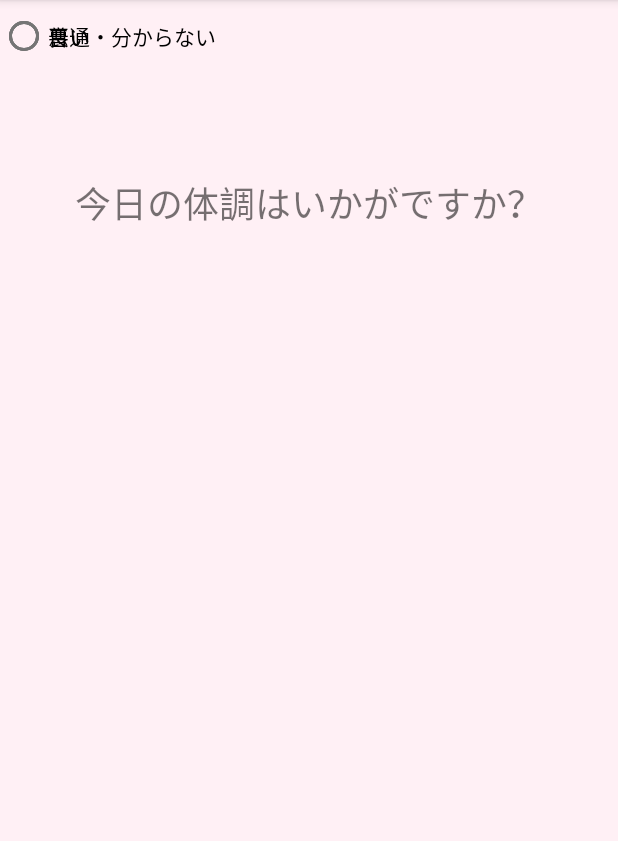
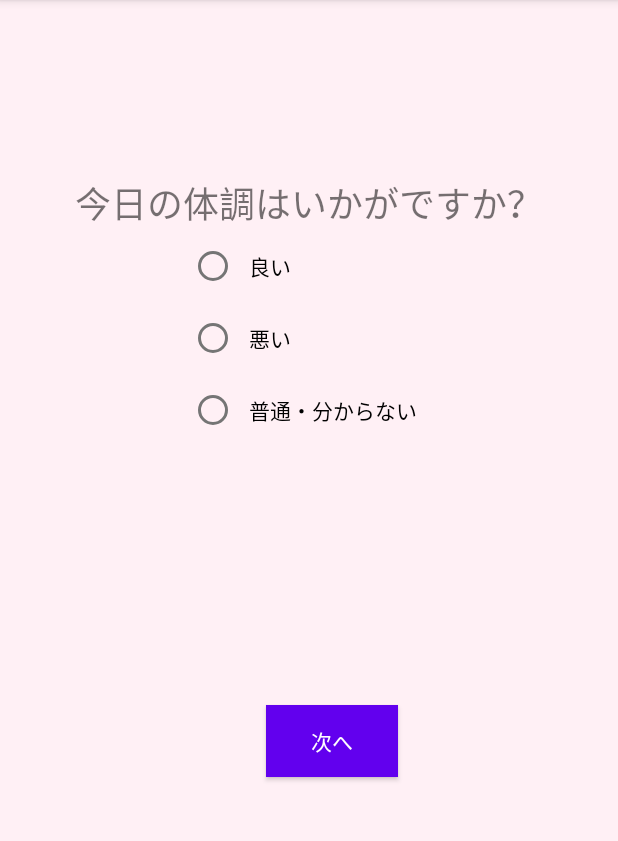
Before and after one commit to ayatakeishi/Imatsurai, an Android app: the kyounochoushi screen opened directly, with no data from a screen before it, on a phone screen of 412 x 824 dp, the part 84-925 px from its top. Run offline under Robolectric (Android 15) with nearby library versions, the phone set to English and light mode, and no system bars.

Commit message:
トップ画面から5枚目まで、順番に遷移するようにした

```diff
--- a/app/src/main/java/jp/techacademy/aya/takeishi/imatsurai/MainActivity.kt
+++ b/app/src/main/java/jp/techacademy/aya/takeishi/imatsurai/MainActivity.kt
@@ -12,7 +12,7 @@ class MainActivity : AppCompatActivity() {
 
         val nextButton = findViewById<Button>(R.id.nextButton)
         nextButton.setOnClickListener {
-            val intent = Intent(this, SeinengappiActivity::class.java)
+            val intent = Intent(this, seinengappi::class.java)
             startActivity(intent)
         }
     }
--- a/app/src/main/res/layout/activity_kyounochoushi.xml
+++ b/app/src/main/res/layout/activity_kyounochoushi.xml
@@ -6,7 +6,6 @@
     android:layout_height="match_parent"
     android:background="#FFF0F5"
     tools:context=".MainActivity">
-
 
     <TextView
         android:id="@+id/textView"
@@ -22,46 +21,55 @@
         app:layout_constraintTop_toTopOf="parent"
         app:layout_constraintVertical_bias="0.16" />
 
-
-
-
     <RadioGroup
         android:id="@+id/radioGroup"
         android:layout_width="wrap_content"
         android:layout_height="wrap_content"
         android:orientation="vertical"
-        app:layout_constraintTop_toBottomOf="@+id/editTextDate"
+        app:layout_constraintTop_toBottomOf="@id/textView"
         app:layout_constraintStart_toStartOf="parent"
         app:layout_constraintEnd_toEndOf="parent"
-        app:layout_constraintVertical_bias="0.4">
-
-    </RadioGroup>
-
+        app:layout_constraintVertical_bias="0.1">
 
         <RadioButton
             android:id="@+id/radioButtonYes"
             android:layout_width="wrap_content"
-        android:layout_height="wrap_content"
-        android:text="良い"
-        tools:layout_editor_absoluteX="161dp"
-        tools:layout_editor_absoluteY="255dp" />
+            android:layout_height="48dp"
+            android:minWidth="48dp"
+            android:minHeight="48dp"
+            android:padding="8dp"
+            android:text="良い" />
 
         <RadioButton
             android:id="@+id/radioButtonNo"
             android:layout_width="wrap_content"
-        android:layout_height="wrap_content"
-        android:text="悪い"
-        tools:layout_editor_absoluteX="161dp"
-        tools:layout_editor_absoluteY="351dp" />
+            android:layout_height="48dp"
+            android:minWidth="48dp"
+            android:minHeight="48dp"
+            android:padding="8dp"
+            android:text="悪い" />
+        <RadioButton
+            android:id="@+id/radioButtonNeutral"
+            android:layout_width="wrap_content"
+            android:layout_height="48dp"
+            android:minWidth="48dp"
+            android:minHeight="48dp"
+            android:padding="8dp"
+            android:text="普通・分からない" />
+    </RadioGroup>
 
-
-    <RadioButton
-        android:id="@+id/radioButtonNo"
+    <Button
+        android:id="@+id/nextButton"
         android:layout_width="wrap_content"
         android:layout_height="wrap_content"
-        android:text="普通・分からない"
-        tools:layout_editor_absoluteX="161dp"
-        tools:layout_editor_absoluteY="351dp" />
-
+        android:layout_marginBottom="250dp"
+        android:background="#0000FF"
+        android:text="次へ"
+        android:textColor="#FFFFFF"
+        style="@style/Widget.AppCompat.Button"
+        app:layout_constraintBottom_toBottomOf="parent"
+        app:layout_constraintEnd_toEndOf="parent"
+        app:layout_constraintHorizontal_bias="0.547"
+        app:layout_constraintStart_toStartOf="parent" />
 
 </androidx.constraintlayout.widget.ConstraintLayout>
--- a/app/src/main/res/layout/activity_seinengappi.xml
+++ b/app/src/main/res/layout/activity_seinengappi.xml
@@ -5,7 +5,7 @@
     android:layout_width="match_parent"
     android:layout_height="match_parent"
     android:background="#FFF0F5"
-    tools:context=".SeinengappiActivity">
+    tools:context=".seinengappi">
 
     <EditText
         android:id="@+id/editTextDate"
@@ -30,7 +30,7 @@
         android:layout_marginBottom="328dp"
         android:background="#FFA500"
         android:text="次へ"
-        android:textColor="#FFFFFF"
+        android:textColor="#000000"
         app:layout_constraintBottom_toBottomOf="parent"
         app:layout_constraintEnd_toEndOf="parent"
         app:layout_constraintHorizontal_bias="0.538"
```
Also changed, not shown: app/src/main/java/jp/techacademy/aya/takeishi/imatsurai/hibinotaicho.kt (+9 -1 lines), app/src/main/java/jp/techacademy/aya/takeishi/imatsurai/seinengappi.kt (+9 -1 lines), app/src/main/java/jp/techacademy/aya/takeishi/imatsurai/sotonomigasuki.kt (+11 -0 lines), app/src/main/java/jp/techacademy/aya/takeishi/imatsurai/sutoresuhassanhou.kt (+8 -1 lines), app/src/main/res/layout/activity_hibinotaicho.xml (+6 -3 lines), app/src/main/res/layout/activity_sutoresuhassanhou.xml (+9 -25 lines). Lines whose indentation alone changed are shown as unchanged.
